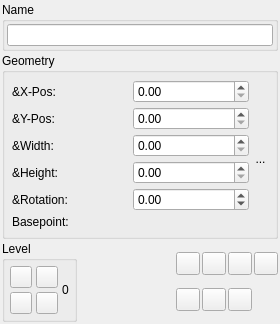
Above: scribus/ui/propertiespalette_xyzbase.ui from scribusproject/scribus before the change. Below: the same form after it.
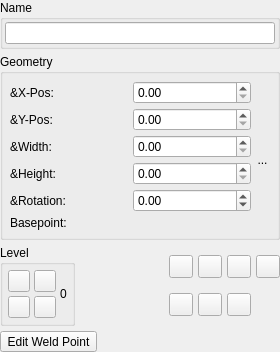
That is the form after the change. Custom widgets are drawn as their Qt base class.

Commit message: Added new feature "welding page items" Changed the patch from Bug 10324 in serveral ways (almost rewritten) - welding points can now have any position, not only 9 predefined. - the welding points can be moved - removed the master/child design - fixed movement of welded items

Diff of the .ui file:
```diff
--- a/scribus/ui/propertiespalette_xyzbase.ui
+++ b/scribus/ui/propertiespalette_xyzbase.ui
@@ -7,7 +7,7 @@
     <x>0</x>
     <y>0</y>
     <width>280</width>
-    <height>300</height>
+    <height>352</height>
    </rect>
   </property>
   <property name="windowTitle">
@@ -15,10 +15,10 @@
   </property>
   <layout class="QVBoxLayout" name="verticalLayout">
    <property name="spacing">
-    <number>2</number>
+    <number>5</number>
    </property>
    <property name="margin">
-    <number>2</number>
+    <number>0</number>
    </property>
    <item>
     <widget class="QGroupBox" name="nameGroup">
@@ -310,6 +310,33 @@
      </item>
     </layout>
    </item>
+   <item>
+    <layout class="QHBoxLayout" name="horizontalLayout_3">
+     <item>
+      <widget class="QToolButton" name="buttonEditWeldPoint">
+       <property name="text">
+        <string>Edit Weld Point</string>
+       </property>
+       <property name="checkable">
+        <bool>true</bool>
+       </property>
+      </widget>
+     </item>
+     <item>
+      <spacer name="horizontalSpacer_2">
+       <property name="orientation">
+        <enum>Qt::Horizontal</enum>
+       </property>
+       <property name="sizeHint" stdset="0">
+        <size>
+         <width>40</width>
+         <height>20</height>
+        </size>
+       </property>
+      </spacer>
+     </item>
+    </layout>
+   </item>
    <item>
     <spacer name="verticalSpacer">
      <property name="orientation">
```
The commit also changes 19 other files.
